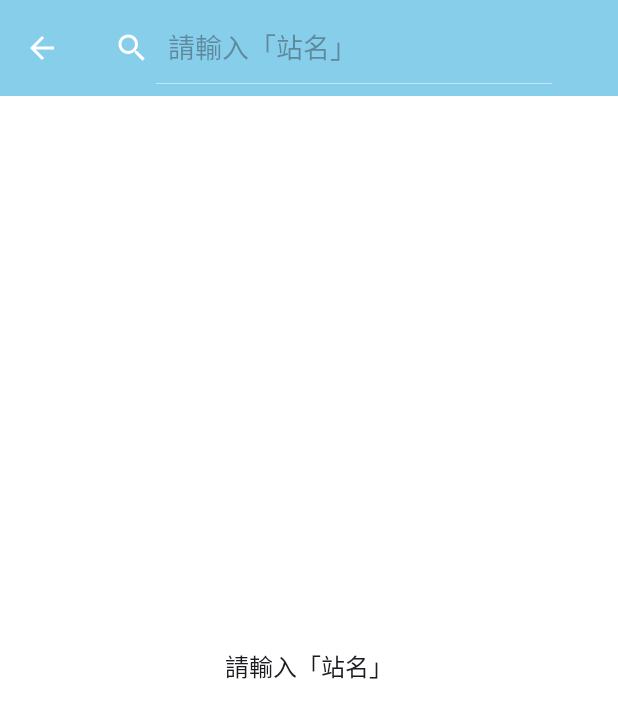
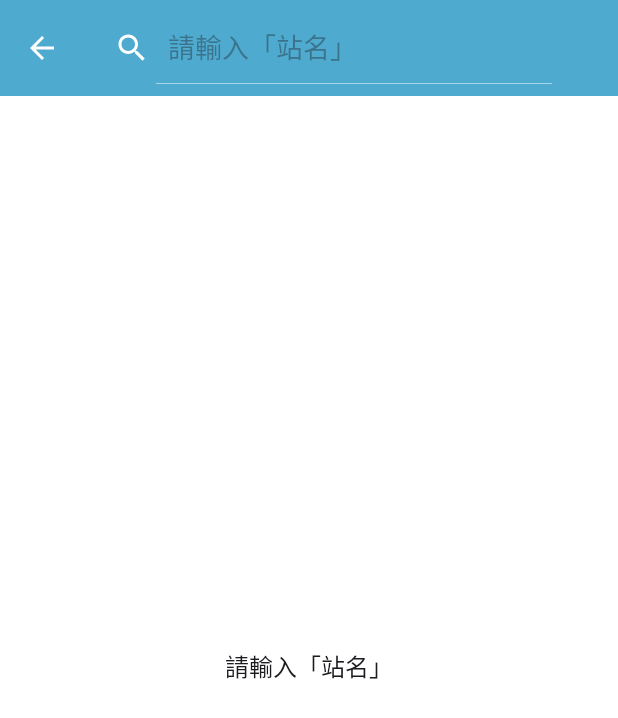
Before and after one commit to Wesely/happy-pizza, an Android app: the screen it shows after launch (MainActivity), after a tap on "請輸入「站名」", on a phone screen of 412 x 824 dp. Shown: the top 718 px of the screen. Run offline under Robolectric (Android 15) with nearby library versions, the phone set to English and light mode, and no system bars; our stand-ins replace Dagger/Hilt's generated code, Room's generated code, Timber; 3 statements that could not run were skipped.

Commit message:
Adjust UI color/padding

```diff
--- a/app/src/main/res/layout/activity_main.xml
+++ b/app/src/main/res/layout/activity_main.xml
@@ -57,6 +57,7 @@
             android:background="@color/white"
             android:text="@string/search_hint"
             android:gravity="center"
+            android:padding="@dimen/margin_l"
             android:textAppearance="@style/TextAppearance.AppCompat.Subhead"
             android:visibility="gone" />
 
--- a/app/src/main/res/values/colors.xml
+++ b/app/src/main/res/values/colors.xml
@@ -3,6 +3,7 @@
     <color name="black">#FF000000</color>
     <color name="white">#FFFFFFFF</color>
     <color name="sky_blue">#87CEEB</color>
+    <color name="dark_sky_blue">#4EAACF</color>
     <color name="soft_sky_blue">#A6D8F0</color>
 
 </resources>
--- a/app/src/main/res/values/themes.xml
+++ b/app/src/main/res/values/themes.xml
@@ -2,7 +2,7 @@
     <!-- Base application theme. -->
     <style name="Base.Theme.UIAssignment" parent="Theme.Material3.DayNight.NoActionBar">
         <!-- Customize your light theme here. -->
-        <item name="colorPrimary">@color/sky_blue</item>
+        <item name="colorPrimary">@color/dark_sky_blue</item>
         <item name="colorOnPrimary">@color/white</item>
         <item name="colorAccent">@color/sky_blue</item>
         <item name="colorControlNormal">@color/white</item>
```
